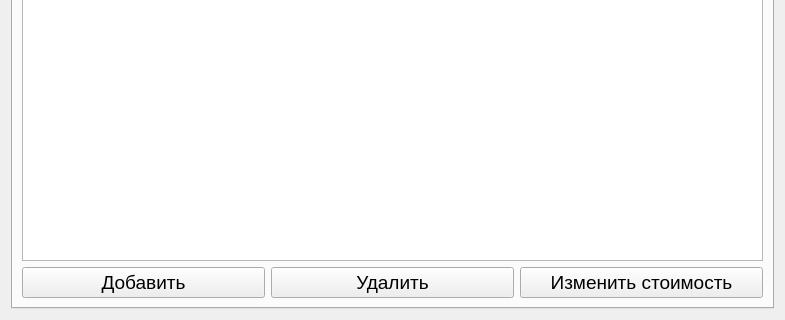
Above: ui/MainWindow.ui from Spyddek/BD-sesion2_kurs before the change; both pictures show x 0 to 785 and y 319 to 639 of the 785 by 639 pixel window. Below: the same form after it.
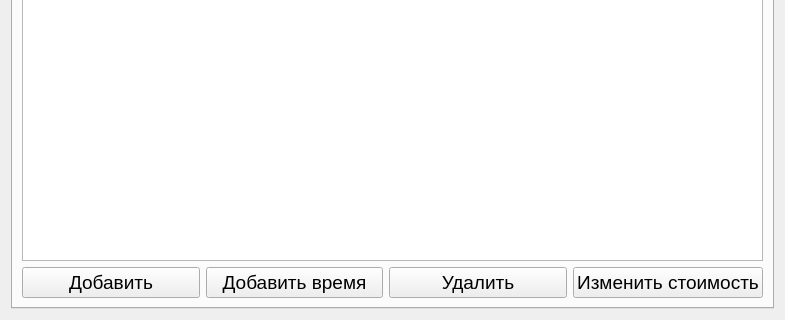
That is the form after the change. The open tabs and pages were chosen to show the change.

Commit message: Allow salons to create schedule slots

The edit to the form file:
```diff
--- a/ui/MainWindow.ui
+++ b/ui/MainWindow.ui
@@ -333,6 +333,18 @@
            </property>
           </widget>
          </item>
+         <item>
+          <widget class="QPushButton" name="btnAddSlot">
+           <property name="font">
+            <font>
+             <pointsize>14</pointsize>
+            </font>
+           </property>
+           <property name="text">
+            <string>Добавить время</string>
+           </property>
+          </widget>
+         </item>
          <item>
           <widget class="QPushButton" name="btnDeleteService">
            <property name="font">
```
The commit also changes 1 other file.
